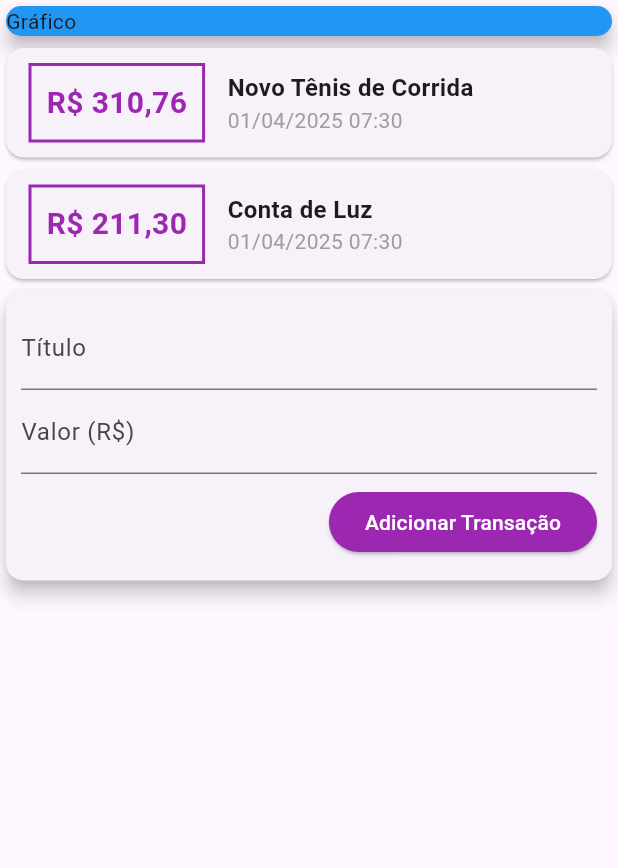
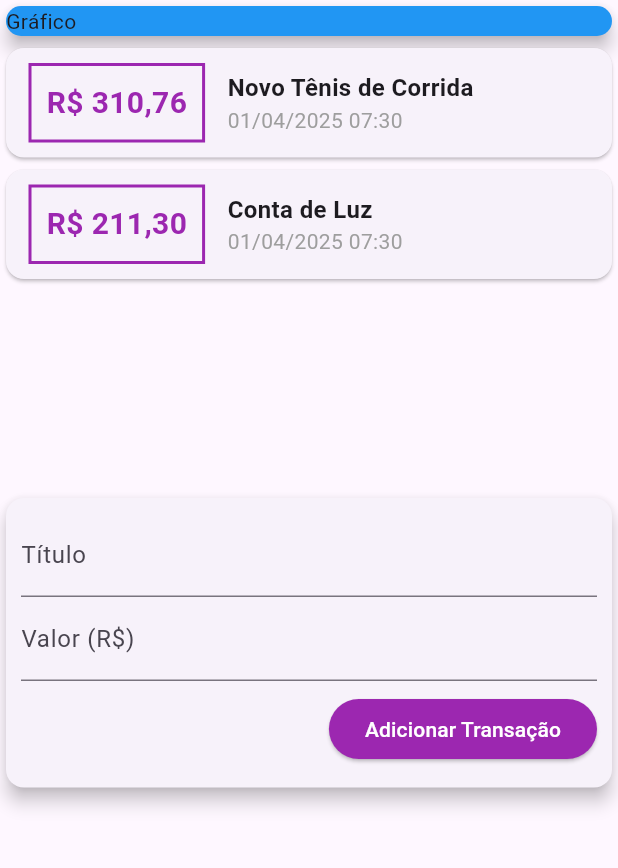
Before and after one commit to VitorLucas98/despesas_pessoais_app, a Flutter app: the screen it shows after launch, on a phone screen of 412 x 824 dp, the part 84-952 px from its top. Run offline on Flutter 3.47's test engine with Material 3 defaults, Android fonts, the phone set to English and light mode, and no system bars; Roboto replaces fonts that are missing (OpenSans).

```diff
--- a/lib/components/transaction_list.dart
+++ b/lib/components/transaction_list.dart
@@ -13,17 +13,17 @@ class TransactionList extends StatelessWidget {
 
   @override
   Widget build(BuildContext context) {
-    return           Column(
+    return Container(
+      height: 300,
+      child: SingleChildScrollView(
+        child: Column(
           children:
               transactions.map((tr) {
                 return Card(
                   child: Row(
                     children: [
                       Container(
-                          margin: EdgeInsets.symmetric(
-                            horizontal: 15,
-                            vertical: 10,
-                          ),
+                        margin: EdgeInsets.symmetric(horizontal: 15, vertical: 10),
                         decoration: BoxDecoration(
                           border: Border.all(color: Colors.purple, width: 2),
                         ),
@@ -59,6 +59,8 @@ class TransactionList extends StatelessWidget {
                   ),
                 );
               }).toList(),
+        ),
+      ),
     );
   }
 }
--- a/lib/main.dart
+++ b/lib/main.dart
@@ -52,12 +52,14 @@ class MyHomePage extends StatelessWidget {
           ),
         ],
       ),
-      body: Column(
-        crossAxisAlignment: CrossAxisAlignment.stretch,
-        children: [
-          Card(color: Colors.blue, elevation: 5, child: const Text('Gráfico')),
-          TransactionUser(),
-        ],
+      body: SingleChildScrollView(
+        child: Column(
+          crossAxisAlignment: CrossAxisAlignment.stretch,
+          children: [
+            Card(color: Colors.blue, elevation: 5, child: const Text('Gráfico')),
+            TransactionUser(),
+          ],
+        ),
       ),
     );
   }
```
Lines whose indentation alone changed are shown as unchanged.
